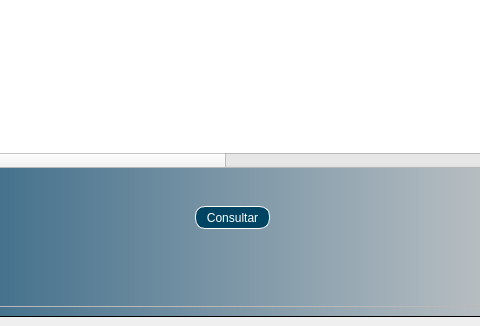
Above: InterfazGrafica/ventanaVisualizarPropiedades.ui from nicoArley/gestionPropiedades before the change; both pictures show x 335 to 815 and y 174 to 500 of the 900 by 500 pixel window. Below: the same form after it.
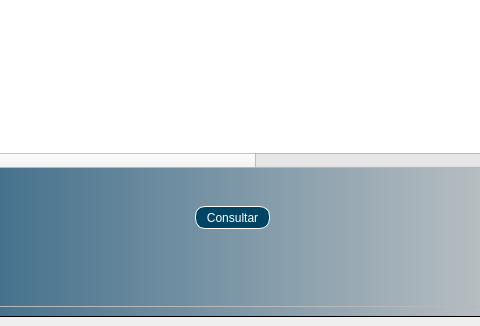
That is the form after the change. Icons and pictures are not drawn.

Commit message: Agregar visualizacion inquilinos y propiedades

```diff
--- a/InterfazGrafica/ventanaVisualizarPropiedades.ui
+++ b/InterfazGrafica/ventanaVisualizarPropiedades.ui
@@ -340,12 +340,7 @@
           </column>
           <column>
            <property name="text">
-            <string>Gatos adicionales</string>
-           </property>
-          </column>
-          <column>
-           <property name="text">
-            <string>Fotos</string>
+            <string>Gastos adicionales</string>
            </property>
           </column>
          </widget>
```
The commit also changes 1 other file.
